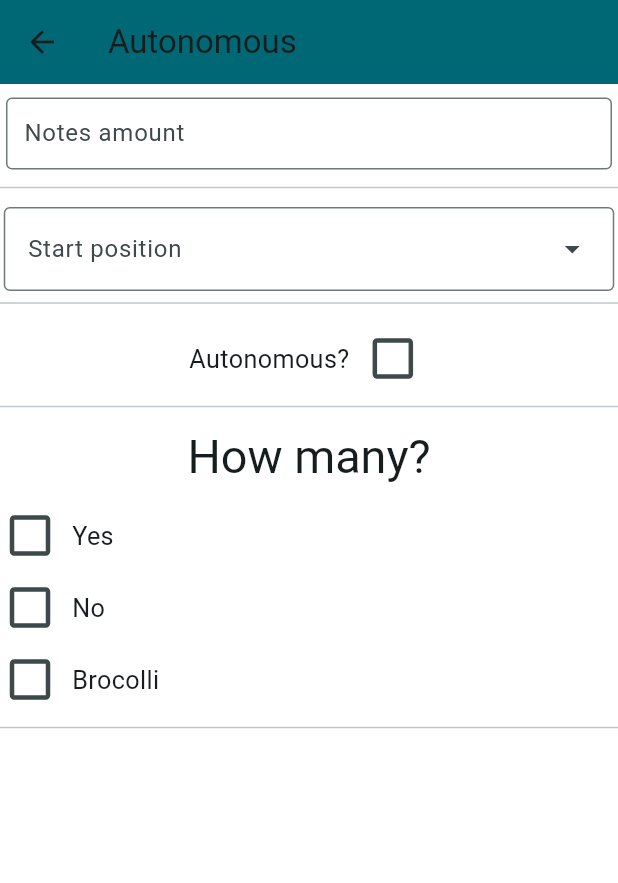
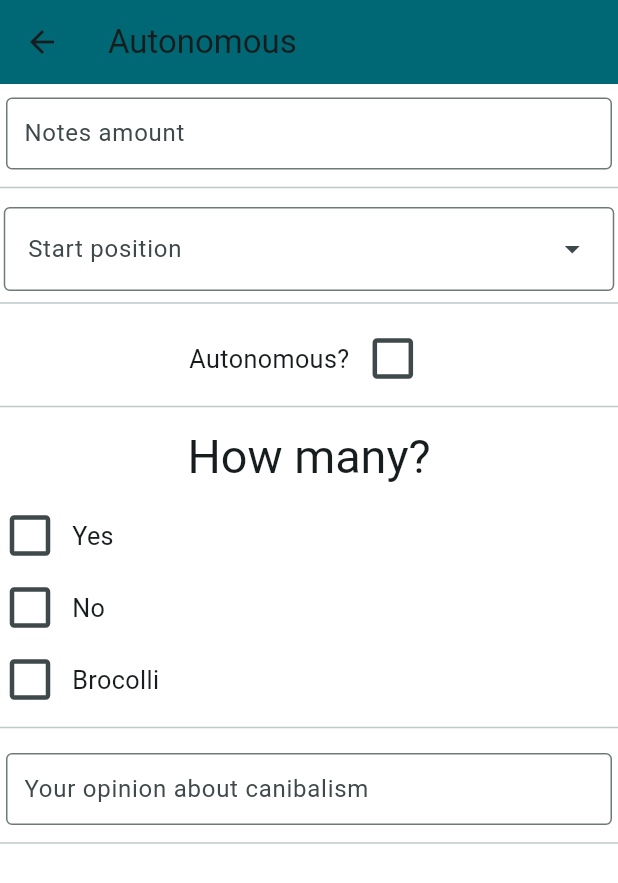
Before and after one commit to ionicbond-robotics/Scouting-Site-2024, a Flutter app: the FormPage screen opened directly with empty values, after a tap on the "arrow forward ios" icon, on a phone screen of 412 x 824 dp. Shown: the top 883 px of the screen. Run offline on Flutter 3.47's test engine with Material 3 defaults, Android fonts, the phone set to English and light mode, and no system bars; our stand-ins replace shared_preferences; accounts and stored records are empty.

Commit message:
fixed text question saying `null` when no value

```diff
--- a/lib/services/scouting/scouting.dart
+++ b/lib/services/scouting/scouting.dart
@@ -21,6 +21,10 @@ class Scouting {
           type: AnswerType.multipleChoice,
           options: ["Yes", "No", "Brocolli"],
           questionText: "How many?",
+        ),
+        Question(
+          type: AnswerType.text,
+          questionText: "Your opinion about canibalism",
         ),
       ],
     )
--- a/lib/widgets/question_widget.dart
+++ b/lib/widgets/question_widget.dart
@@ -153,7 +153,7 @@ class QuestionWidgetState extends State<QuestionWidget> {
         onSubmit: (value) {
           question.answer = value;
         },
-        initialText: question.answer.toString(),
+        initialText: question.answer?.toString(),
         label: question.questionText,
       );
 
```
